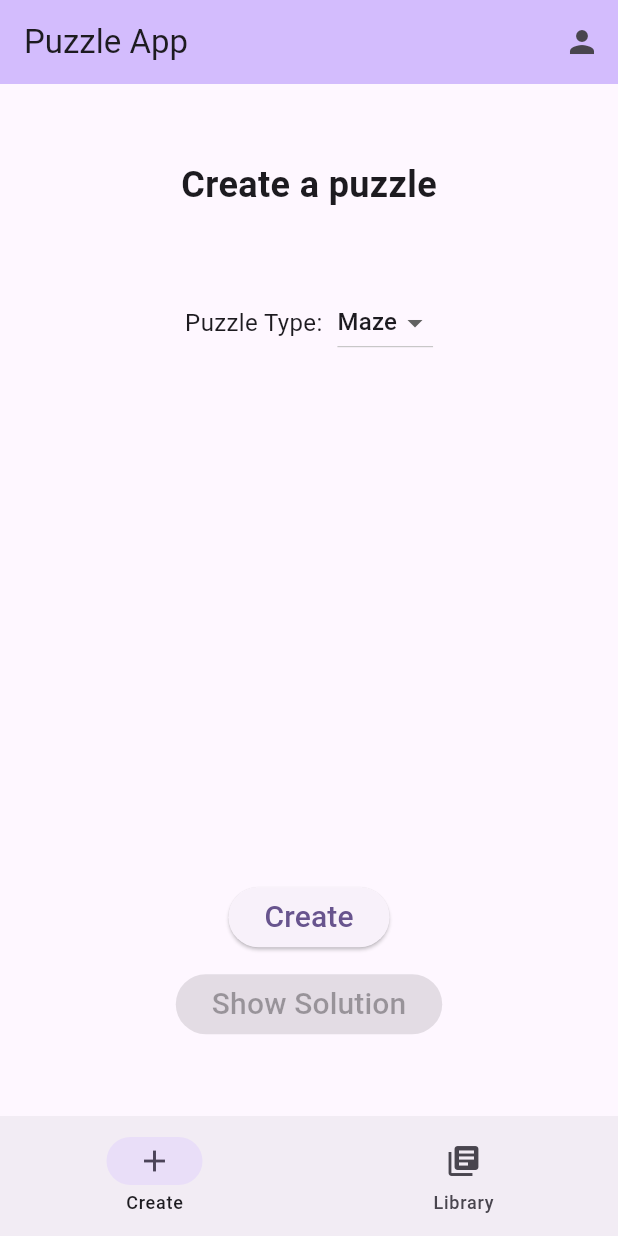
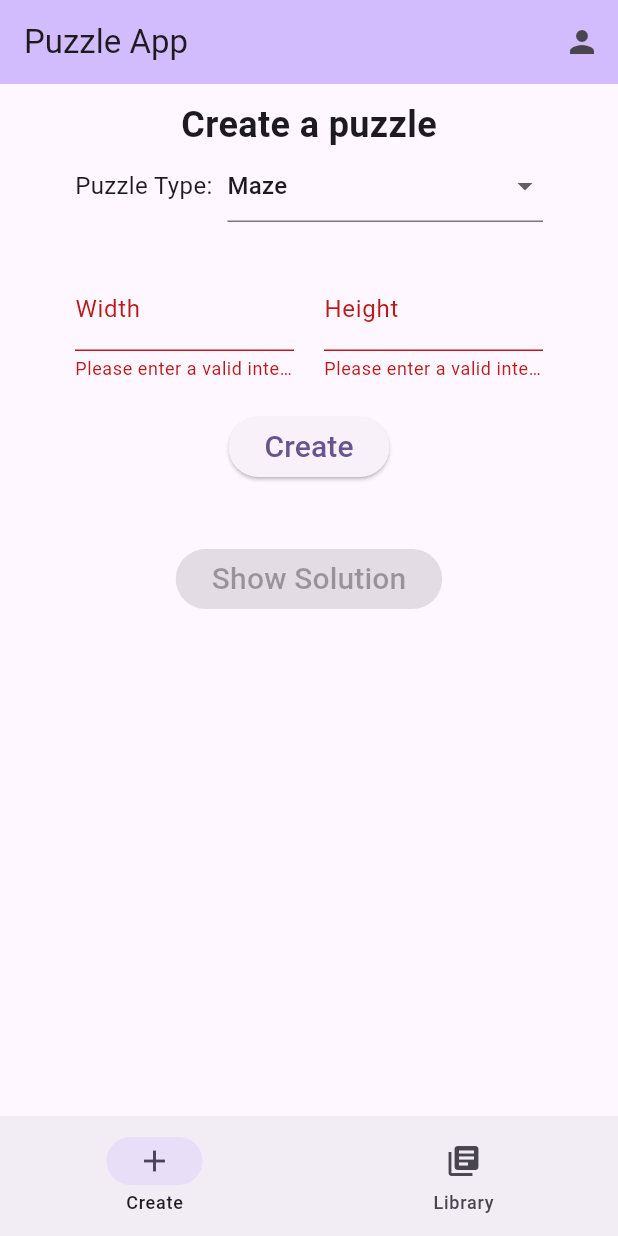
Before and after one commit to J164/puzzles-app, a Flutter app: the screen it shows once a user with an empty profile is signed in, after a tap on "Create", on a phone screen of 412 x 824 dp. Run offline on Flutter 3.47's test engine with Material 3 defaults, Android fonts, the phone set to English and light mode, and no system bars; our stand-ins replace firebase_auth, firebase_core; missing offline and left inert: firebase_ui_auth, firebase_ui_oauth_google; accounts and stored records are empty.

Commit message:
add maze form

```diff
--- a/lib/modules/puzzle.dart
+++ /dev/null
@@ -1,23 +0,0 @@
-class Puzzle {
-  final String unsolved;
-  final String solved;
-
-  const Puzzle({
-    required this.unsolved,
-    required this.solved,
-  });
-
-  factory Puzzle.fromJson(Map<String, dynamic> json) {
-    return switch (json) {
-      {
-        'solved': String solved,
-        'unsolved': String unsolved,
-      } =>
-        Puzzle(
-          unsolved: unsolved,
-          solved: solved,
-        ),
-      _ => throw const FormatException('Failed to load puzzle'),
-    };
-  }
-}
--- a/lib/pages/create.dart
+++ b/lib/pages/create.dart
@@ -1,10 +1,5 @@
-import 'dart:convert';
-import 'dart:math';
-
 import 'package:flutter/material.dart';
-
-import 'package:http/http.dart' as http;
-import 'package:puzzle_app/modules/puzzle.dart';
+import 'package:puzzle_app/ui/form.dart';
 
 class CreatePage extends StatefulWidget {
   const CreatePage({super.key});
@@ -14,103 +9,25 @@ class CreatePage extends StatefulWidget {
 }
 
 class _CreatePageState extends State<CreatePage> {
-  String _selectedPuzzle = 'maze';
-  bool _showSolution = false;
-  Image? _unsolved;
-  Image? _solved;
-
-  void _puzzleSelectCallback(Object? selectedPuzzle) {
-    if (selectedPuzzle is String) {
-      setState(() {
-        _selectedPuzzle = selectedPuzzle;
-      });
-    }
-  }
-
-  void _toggleSolution() {
-    setState(() {
-      _showSolution = !_showSolution;
-    });
-  }
-
-  Future<void> _generatePuzzle() async {
-    http.Response res = await http
-        .get(Uri.parse('http://127.0.0.1:8080/$_selectedPuzzle?width=50'));
-
-    if (res.statusCode == 200) {
-      var Puzzle(:unsolved, :solved) = Puzzle.fromJson(jsonDecode(res.body));
-
-      setState(() {
-        _showSolution = false;
-        _unsolved = Image.network(
-            'https://puzzles-db.j164.workers.dev/api/images/?key=$unsolved');
-        _solved = Image.network(
-            'https://puzzles-db.j164.workers.dev/api/images/?key=$solved');
-      });
-    } else {
-      throw Exception('Failed to fetch puzzle');
-    }
-  }
-
   @override
   Widget build(BuildContext context) {
-    double screenHeight = MediaQuery.of(context).size.height;
-    double screenWidth = MediaQuery.of(context).size.width;
-
-    double imageSize = min(screenHeight, screenWidth) * 0.6;
-
-    return Scaffold(
-        body: Center(
+    return const Scaffold(
+        body: SingleChildScrollView(
+      child: Center(
           child: Column(
         mainAxisAlignment: MainAxisAlignment.spaceEvenly,
         children: [
-        const Text(
+          SizedBox(
+            height: 10,
+          ),
+          Text(
             "Create a puzzle",
             style: TextStyle(fontSize: 24, fontWeight: FontWeight.bold),
           ),
-        Row(
-          mainAxisAlignment: MainAxisAlignment.center,
-          children: [
-            const Text(
-              'Puzzle Type:',
-              style: TextStyle(fontSize: 16),
-            ),
-            const SizedBox(width: 10),
-            DropdownButton(items: const [
-              DropdownMenuItem(value: 'maze', child: Text('Maze')),
-              // DropdownMenuItem(value: 'nonogram', child: Text('Nonogram')),
-              // DropdownMenuItem(value: 'sudoku', child: Text('Sudoku')),
-            ], value: _selectedPuzzle, onChanged: _puzzleSelectCallback)
+          Padding(
+              padding: EdgeInsets.fromLTRB(50, 0, 50, 0), child: PuzzleForm())
         ],
-        ),
-        Row(
-          mainAxisAlignment: MainAxisAlignment.center,
-          children: [
-            SizedBox(
-              width: imageSize,
-              height: imageSize,
-              child: _showSolution ? _solved : _unsolved,
-            ),
-          ],
-        ),
-        Column(mainAxisAlignment: MainAxisAlignment.center, children: [
-          ElevatedButton(
-              onPressed: _generatePuzzle,
-              child: const Text(
-                "Create",
-                style: TextStyle(fontSize: 20),
       )),
-          const SizedBox(
-            height: 10,
-          ),
-          ElevatedButton(
-              onPressed: _unsolved is Image ? _toggleSolution : null,
-              child: Text(
-                _showSolution ? "Hide Solution" : "Show Solution",
-                style: const TextStyle(fontSize: 20),
-              )),
-        ]),
-      ],
-    )));
+    ));
   }
 }
--- /dev/null
+++ b/lib/ui/form.dart
@@ -0,0 +1,161 @@
+import 'dart:typed_data';
+
+import 'package:flutter/foundation.dart';
+import 'package:flutter/material.dart';
+import 'package:http/http.dart' as http;
+
+class PuzzleForm extends StatefulWidget {
+  const PuzzleForm({super.key});
+
+  @override
+  PuzzleFormState createState() {
+    return PuzzleFormState();
+  }
+}
+
+class PuzzleFormState extends State<PuzzleForm> {
+  final _formKey = GlobalKey<FormState>();
+  String _selectedPuzzle = 'maze';
+
+  bool _showSolution = false;
+  Uint8List? _unsolved;
+  Uint8List? _solved;
+
+  // Maze
+  int? _width;
+  int? _height;
+
+  void _puzzleSelectCallback(Object? selectedPuzzle) {
+    if (selectedPuzzle is String) {
+      setState(() {
+        _selectedPuzzle = selectedPuzzle;
+      });
+    }
+  }
+
+  void _toggleSolution() {
+    setState(() {
+      _showSolution = !_showSolution;
+    });
+  }
+
+  Future<void> _submitForm() async {
+    if (_formKey.currentState!.validate()) {
+      _formKey.currentState!.save();
+
+      Uri? uri;
+      switch (_selectedPuzzle) {
+        case 'maze':
+          {
+            uri = Uri.parse(_height != null
+                ? 'http://127.0.0.1:8080/maze?width=$_width&height=$_height'
+                : 'http://127.0.0.1:8080/maze?width=$_width');
+          }
+      }
+
+      http.Response res = await http.get(uri!);
+
+      if (res.statusCode == 200) {
+        setState(() {
+          _showSolution = false;
+          _unsolved = res.bodyBytes;
+        });
+      } else {
+        throw Exception('Failed to fetch puzzle');
+      }
+    }
+  }
+
+  @override
+  Widget build(BuildContext context) {
+    Map<String, Widget> fields = {
+      "maze": Row(children: [
+        Expanded(
+          child: TextFormField(
+            decoration: const InputDecoration(labelText: "Width"),
+            validator: (value) {
+              if (value == null) {
+                return 'Please enter a value';
+              }
+
+              var number = int.tryParse(value);
+
+              if (number == null || number < 1 || number > 100) {
+                return 'Please enter a valid integer (1-100)';
+              }
+
+              return null;
+            },
+            onSaved: (value) => _width = int.parse(value!),
+          ),
+        ),
+        const SizedBox(width: 20),
+        Expanded(
+          child: TextFormField(
+            decoration: const InputDecoration(labelText: "Height"),
+            validator: (value) {
+              if (value == null) {
+                return null;
+              }
+
+              var number = int.tryParse(value);
+
+              if (number == null || number < 1 || number > 100) {
+                return 'Please enter a valid integer (1-100)';
+              }
+
+              return null;
+            },
+            onSaved: (value) => {
+              if (value != null) {_height = int.parse(value)}
+            },
+          ),
+        ),
+      ]),
+    };
+
+    return Form(
+        key: _formKey,
+        child: Column(
+          children: [
+            Row(mainAxisAlignment: MainAxisAlignment.center, children: [
+              const Text(
+                'Puzzle Type:',
+                style: TextStyle(fontSize: 16),
+              ),
+              const SizedBox(width: 10),
+              Expanded(
+                child: DropdownButtonFormField(
+                  items: const [
+                    DropdownMenuItem(value: 'maze', child: Text('Maze')),
+                    // DropdownMenuItem(value: 'nonogram', child: Text('Nonogram')),
+                    // DropdownMenuItem(value: 'sudoku', child: Text('Sudoku')),
+                  ],
+                  value: _selectedPuzzle,
+                  onChanged: _puzzleSelectCallback,
+                ),
+              )
+            ]),
+            const SizedBox(height: 30),
+            fields[_selectedPuzzle]!,
+            const SizedBox(height: 20),
+            ElevatedButton(
+                onPressed: _submitForm,
+                child: const Text("Create", style: TextStyle(fontSize: 20))),
+            const SizedBox(height: 20),
+            Container(
+              child: _unsolved != null
+                  ? Image.memory(_showSolution ? _solved! : _unsolved!)
+                  : null,
+            ),
+            const SizedBox(height: 20),
+            ElevatedButton(
+                onPressed: _unsolved is Image ? _toggleSolution : null,
+                child: Text(
+                  _showSolution ? "Hide Solution" : "Show Solution",
+                  style: const TextStyle(fontSize: 20),
+                )),
+          ],
+        ));
+  }
+}
```
Lines whose indentation alone changed are shown as unchanged.
